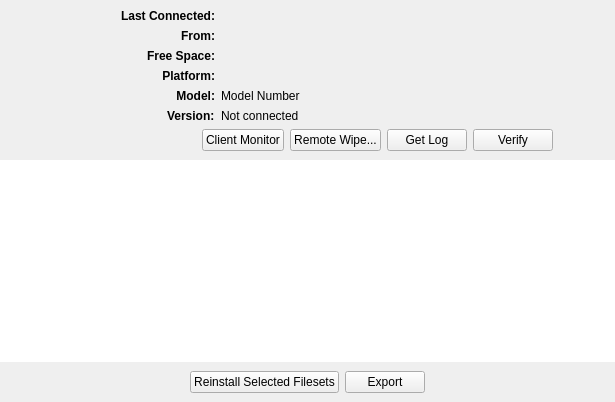
Qt form FWAdminLib/ClientReportDlg.ui (fw-dev/translations) before a commit.
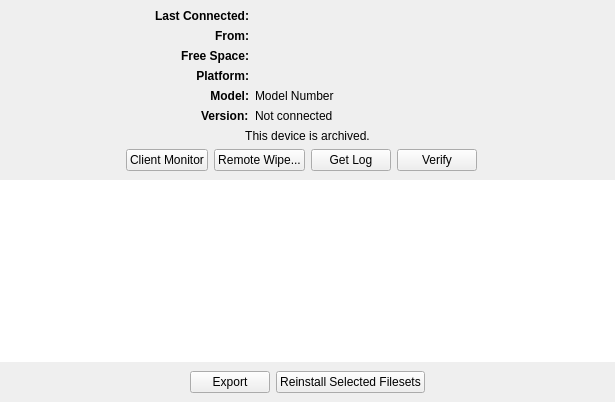
The same form after that commit. Icons and pictures are not drawn. Custom widgets are drawn as their Qt base class.

What changed in the file:
```diff
--- a/FWAdminLib/ClientReportDlg.ui
+++ b/FWAdminLib/ClientReportDlg.ui
@@ -25,73 +25,8 @@
      <layout class="QVBoxLayout" name="verticalLayout_3">
       <item>
        <layout class="QGridLayout" name="gridLayout_2">
-        <item row="1" column="1">
-         <layout class="QHBoxLayout" name="horizontalLayout_3" stretch="1,0,0,0,0,0,0">
-          <item>
-           <spacer name="horizontalSpacer_3">
-            <property name="orientation">
-             <enum>Qt::Horizontal</enum>
-            </property>
-            <property name="sizeHint" stdset="0">
-             <size>
-              <width>40</width>
-              <height>20</height>
-             </size>
-            </property>
-           </spacer>
-          </item>
-          <item>
-           <widget class="QPushButton" name="_monitorButton">
-            <property name="text">
-             <string>Client Monitor</string>
-            </property>
-           </widget>
-          </item>
-          <item>
-           <widget class="QPushButton" name="_remoteWipeButton">
-            <property name="text">
-             <string>Remote Wipe...</string>
-            </property>
-           </widget>
-          </item>
-          <item>
-           <widget class="QPushButton" name="_getLogButton">
-            <property name="text">
-             <string>Get Log</string>
-            </property>
-           </widget>
-          </item>
-          <item>
-           <widget class="QPushButton" name="_verifyButton">
-            <property name="text">
-             <string>Verify</string>
-            </property>
-           </widget>
-          </item>
-          <item>
-           <spacer name="horizontalSpacer_4">
-            <property name="orientation">
-             <enum>Qt::Horizontal</enum>
-            </property>
-            <property name="sizeHint" stdset="0">
-             <size>
-              <width>40</width>
-              <height>20</height>
-             </size>
-            </property>
-           </spacer>
-          </item>
-          <item>
-           <widget class="QLabel" name="_filesetsField">
-            <property name="text">
-             <string/>
-            </property>
-           </widget>
-          </item>
-         </layout>
-        </item>
         <item row="0" column="1">
-         <layout class="QHBoxLayout" name="horizontalLayout">
+         <layout class="QHBoxLayout" name="horizontalLayout" stretch="10,0,3,0,0,10">
           <item>
            <spacer name="horizontalSpacer_6">
             <property name="orientation">
@@ -338,6 +273,98 @@
           </item>
          </layout>
         </item>
+        <item row="1" column="1">
+         <widget class="QLabel" name="archived">
+          <property name="text">
+           <string>This device is archived.</string>
+          </property>
+          <property name="alignment">
+           <set>Qt::AlignCenter</set>
+          </property>
+         </widget>
+        </item>
+        <item row="2" column="1">
+         <widget class="QWidget" name="toolbox1" native="true">
+          <layout class="QHBoxLayout" name="horizontalLayout_3">
+           <property name="leftMargin">
+            <number>0</number>
+           </property>
+           <property name="topMargin">
+            <number>0</number>
+           </property>
+           <property name="rightMargin">
+            <number>0</number>
+           </property>
+           <property name="bottomMargin">
+            <number>0</number>
+           </property>
+           <item>
+            <spacer name="horizontalSpacer_3">
+             <property name="orientation">
+              <enum>Qt::Horizontal</enum>
+             </property>
+             <property name="sizeType">
+              <enum>QSizePolicy::MinimumExpanding</enum>
+             </property>
+             <property name="sizeHint" stdset="0">
+              <size>
+               <width>40</width>
+               <height>10</height>
+              </size>
+             </property>
+            </spacer>
+           </item>
+           <item>
+            <widget class="QPushButton" name="_monitorButton">
+             <property name="text">
+              <string>Client Monitor</string>
+             </property>
+            </widget>
+           </item>
+           <item>
+            <widget class="QPushButton" name="_remoteWipeButton">
+             <property name="text">
+              <string>Remote Wipe...</string>
+             </property>
+            </widget>
+           </item>
+           <item>
+            <widget class="QPushButton" name="_getLogButton">
+             <property name="text">
+              <string>Get Log</string>
+             </property>
+            </widget>
+           </item>
+           <item>
+            <widget class="QPushButton" name="_verifyButton">
+             <property name="text">
+              <string>Verify</string>
+             </property>
+            </widget>
+           </item>
+           <item>
+            <spacer name="horizontalSpacer_4">
+             <property name="orientation">
+              <enum>Qt::Horizontal</enum>
+             </property>
+             <property name="sizeHint" stdset="0">
+              <size>
+               <width>40</width>
+               <height>20</height>
+              </size>
+             </property>
+            </spacer>
+           </item>
+           <item>
+            <widget class="QLabel" name="_filesetsField">
+             <property name="text">
+              <string/>
+             </property>
+            </widget>
+           </item>
+          </layout>
+         </widget>
+        </item>
        </layout>
       </item>
      </layout>
@@ -413,17 +440,35 @@
        </spacer>
       </item>
       <item row="0" column="1">
-       <widget class="QPushButton" name="_reinstallButton">
-        <property name="text">
-         <string>Reinstall Selected Filesets</string>
-        </property>
-       </widget>
-      </item>
-      <item row="0" column="2">
-       <widget class="QPushButton" name="_exportButton">
-        <property name="text">
-         <string>Export</string>
-        </property>
+       <widget class="QWidget" name="toolbox2" native="true">
+        <layout class="QHBoxLayout" name="horizontalLayout_2">
+         <property name="leftMargin">
+          <number>0</number>
+         </property>
+         <property name="topMargin">
+          <number>0</number>
+         </property>
+         <property name="rightMargin">
+          <number>0</number>
+         </property>
+         <property name="bottomMargin">
+          <number>0</number>
+         </property>
+         <item>
+          <widget class="QPushButton" name="_exportButton">
+           <property name="text">
+            <string>Export</string>
+           </property>
+          </widget>
+         </item>
+         <item>
+          <widget class="QPushButton" name="_reinstallButton">
+           <property name="text">
+            <string>Reinstall Selected Filesets</string>
+           </property>
+          </widget>
+         </item>
+        </layout>
        </widget>
       </item>
      </layout>
```
Left out of the diff: 22 changed lines with no effect on the pictures.
